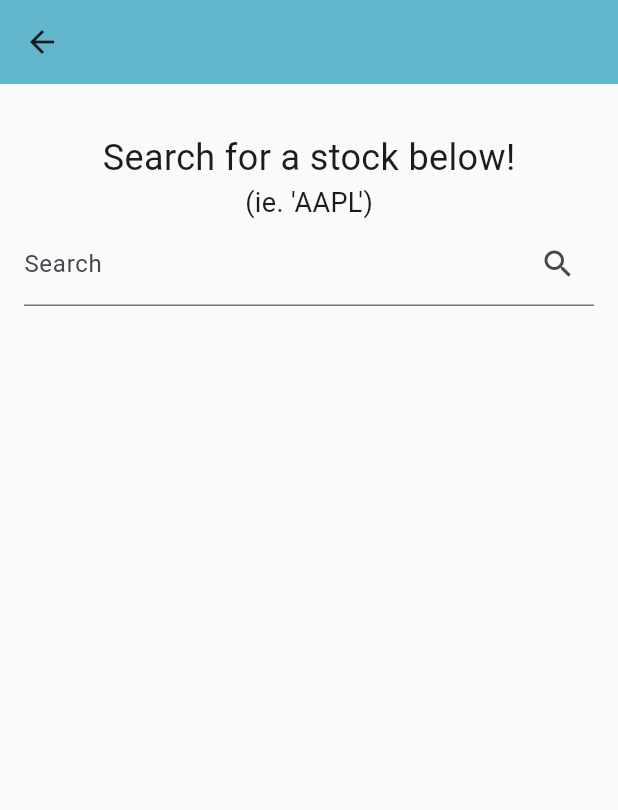
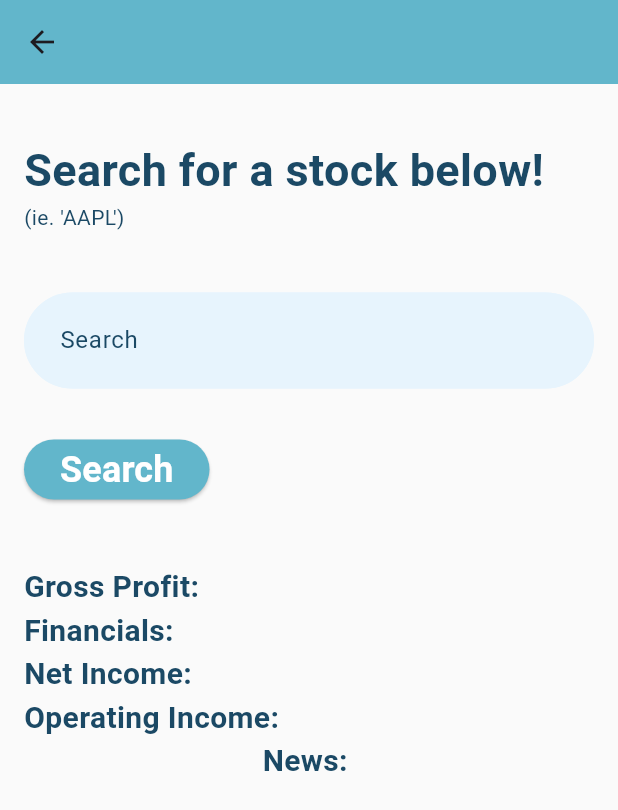
Before and after one commit to pholland7/Stock-Market-Lookup, a Flutter app: the HomePage screen opened directly, on a phone screen of 412 x 824 dp. Shown: the top 810 px of the screen. Run offline on Flutter 3.47's test engine with Material 3 defaults, Android fonts, the phone set to English and light mode, and no system bars; our stand-ins replace firebase_auth, firebase_core; accounts and stored records are empty; Roboto replaces fonts that are missing (PT Serif).

Commit message:
Fixed UI for Stock Home Page

```diff
--- a/frontend/lib/home_page.dart
+++ b/frontend/lib/home_page.dart
@@ -1,6 +1,8 @@
 import 'package:flutter/material.dart';
 import 'package:http/http.dart' as http;
 import 'dart:convert';
+
+import 'package:stock_market_lookup/colors.dart';
 
 class HomePage extends StatefulWidget {
   const HomePage({Key? key}) : super(key: key);
@@ -16,6 +18,7 @@ class _HomePageState extends State<HomePage> {
   String financials = '';
   String netIncome = '';
   String operatingIncome = '';
+  bool isLoading = false;
 
   @override
   void dispose() {
@@ -25,21 +28,29 @@ class _HomePageState extends State<HomePage> {
 
   Future<void> fetchData(String input) async {
     try {
+      setState(() {
+        isLoading = true;
+      });
+
       final grossProfitResponse = await getGrossProfit(input);
       final newsResponse = await getNews(input);
       final financialsResponse = await getFinancials(input);
       final netIncomeResponse = await getNetIncome(input);
       final operatingIncomeResponse = await getOperatingIncome(input);
+
       setState(() {
-        grossProfit = 'Gross Profit: $grossProfitResponse';
-        news = 'News: $newsResponse';
-        financials = 'Financials: $financialsResponse';
-        netIncome = 'Net Income: $netIncomeResponse';
-        operatingIncome = 'Operating Income: $operatingIncomeResponse';
+        grossProfit = '$grossProfitResponse';
+        financials = '$financialsResponse';
+        netIncome = '$netIncomeResponse';
+        operatingIncome = '$operatingIncomeResponse';
+        news = '$newsResponse';
+        isLoading = false;
       });
     } catch (e) {
-      // Handle errors
       print('Error fetching data: $e');
+      setState(() {
+        isLoading = false;
+      });
     }
   }
 
@@ -97,7 +108,6 @@ class _HomePageState extends State<HomePage> {
       throw Exception('Failed to load operating income.');
     }
   }
-
   @override
   Widget build(BuildContext context) {
     return Scaffold(
@@ -105,37 +115,99 @@ class _HomePageState extends State<HomePage> {
       body: Padding(
         padding: const EdgeInsets.all(16.0),
         child: Column(
+          crossAxisAlignment: CrossAxisAlignment.start,
           children: [
-            const SizedBox(height: 16),
+            const SizedBox(height: 20),
             const Text(
               'Search for a stock below!',
-              style: TextStyle(fontSize: 24),
+              style: TextStyle(fontWeight: FontWeight.bold, fontSize: 30.0, color: navy),
             ),
-            const Text(
-              '(ie. \'AAPL\')',
-              style: TextStyle(fontSize: 18),
-            ),
+            const Text('(ie. \'AAPL\')', style: TextStyle(fontSize: 14.0, color: navy)),
+            const SizedBox(height: 40),
             TextField(
               controller: _searchController,
-              decoration: InputDecoration(
+              decoration: const InputDecoration(
+                contentPadding: EdgeInsets.all(20.0),
                 labelText: 'Search',
-                suffixIcon: IconButton(
-                  onPressed: () {
-                    fetchData(_searchController.text);
-                  },
-                  icon: const Icon(Icons.search),
+                labelStyle: TextStyle(color: navy),
+                filled: true,
+                fillColor: boxinsides,
+                enabledBorder: OutlineInputBorder(
+                  borderRadius: BorderRadius.all(Radius.circular(40.0)),
+                  borderSide: BorderSide(color: boxinsides),
+                ),
+                focusedBorder: OutlineInputBorder(
+                  borderRadius: BorderRadius.all(Radius.circular(40.0)),
+                  borderSide: BorderSide(color: boxinsides),
                 ),
               ),
             ),
-            const SizedBox(height: 20),
-            Text(grossProfit),
-            Text(news),
-            Text(financials),
-            Text(netIncome),
-            Text(operatingIncome),
+            const SizedBox(height: 30),
+            ElevatedButton(
+              style: ButtonStyle(
+                foregroundColor: MaterialStateProperty.all<Color>(white),
+                backgroundColor: MaterialStateProperty.all<Color>(teal),
+              ),
+              onPressed: () {
+                fetchData(_searchController.text);
+              },
+              child: const Text('Search', style: TextStyle(fontWeight: FontWeight.bold, fontSize: 24.0)),
+            ),
+            const SizedBox(height: 40),
+            isLoading
+                ? const Expanded(
+                    child: Center(
+                      child: CircularProgressIndicator(),
+                    ),
+                  )
+                : Column(
+                    children: [
+                      _buildInfo("Gross Profit", grossProfit),
+                      _buildInfo("Financials", financials),
+                      _buildInfo("Net Income", netIncome),
+                      _buildInfo("Operating Income", operatingIncome),
+                      _buildNews("News", news),
+                    ],
+                  ),
           ],
         ),
       ),
     );
   }
+
+
+  Widget _buildInfo(String header, String value) {
+    return Row(
+      mainAxisAlignment: MainAxisAlignment.spaceAround,
+      children: [
+        Text(
+          "$header: ",
+          style: const TextStyle(fontSize: 20, fontWeight: FontWeight.bold, color: navy),
+        ),
+        Expanded(
+          child: Text(
+            value,
+            style: const TextStyle(fontSize: 18, fontWeight: FontWeight.normal, color: navy),
+          ),
+        ),
+      ],
+    );
+  }
+
+  Widget _buildNews(String header, String value) {
+    return Column(
+      crossAxisAlignment: CrossAxisAlignment.start,
+      children: [
+        Text(
+          "$header: ",
+          style: const TextStyle(fontSize: 20, fontWeight: FontWeight.bold, color: navy),
+        ),
+        Text(
+          value,
+          style: const TextStyle(fontSize: 14, fontWeight: FontWeight.normal, color: navy),
+        ),
+      ],
+    );
+  }
+
 }
--- a/frontend/lib/sign_up.dart
+++ b/frontend/lib/sign_up.dart
@@ -1,6 +1,4 @@
-import 'dart:convert';
 import 'package:flutter/material.dart';
-import 'package:http/http.dart' as http;
 import 'package:stock_market_lookup/colors.dart';
 import 'package:stock_market_lookup/home_page.dart';
 import 'package:firebase_auth/firebase_auth.dart';
```
Also changed, not shown: frontend/lib/login_page.dart (+0 -8 lines).
